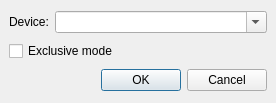
Qt form qmmp/src/plugins/Output/wasapi/settingsdialog.ui (Greedysky/TTKMusicPlayer) before a commit.
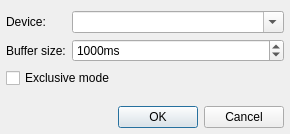
The same form after that commit.

Commit message: feat: Add buffer size in wasapi module[206721]

```diff
--- a/qmmp/src/plugins/Output/wasapi/settingsdialog.ui
+++ b/qmmp/src/plugins/Output/wasapi/settingsdialog.ui
@@ -6,61 +6,23 @@
    <rect>
     <x>0</x>
     <y>0</y>
-    <width>276</width>
-    <height>103</height>
+    <width>290</width>
+    <height>134</height>
    </rect>
   </property>
-  <property name="minimumSize">
-   <size>
-    <width>276</width>
-    <height>103</height>
-   </size>
-  </property>
-  <property name="maximumSize">
-   <size>
-    <width>276</width>
-    <height>103</height>
-   </size>
-  </property>
   <property name="windowTitle">
    <string>WASAPI Plugin Settings</string>
   </property>
-  <layout class="QGridLayout">
+  <layout class="QFormLayout" name="formLayout">
    <property name="leftMargin">
-    <number>9</number>
-   </property>
-   <property name="topMargin">
-    <number>9</number>
+    <number>6</number>
    </property>
    <property name="rightMargin">
-    <number>9</number>
+    <number>6</number>
    </property>
    <property name="bottomMargin">
-    <number>9</number>
-   </property>
-   <property name="spacing">
     <number>6</number>
    </property>
-   <item row="2" column="0" colspan="3">
-    <widget class="QDialogButtonBox" name="buttonBox">
-     <property name="standardButtons">
-      <set>QDialogButtonBox::Cancel|QDialogButtonBox::Ok</set>
-     </property>
-    </widget>
-   </item>
-   <item row="0" column="1" colspan="2">
-    <widget class="QComboBox" name="deviceComboBox">
-     <property name="sizePolicy">
-      <sizepolicy hsizetype="Expanding" vsizetype="Fixed">
-       <horstretch>0</horstretch>
-       <verstretch>0</verstretch>
-      </sizepolicy>
-     </property>
-     <property name="editable">
-      <bool>true</bool>
-     </property>
-    </widget>
-   </item>
    <item row="0" column="0">
     <widget class="QLabel" name="label">
      <property name="sizePolicy">
@@ -74,7 +36,43 @@
      </property>
     </widget>
    </item>
-   <item row="1" column="0" colspan="3">
+   <item row="0" column="1">
+    <widget class="QComboBox" name="deviceComboBox">
+     <property name="sizePolicy">
+      <sizepolicy hsizetype="Expanding" vsizetype="Fixed">
+       <horstretch>0</horstretch>
+       <verstretch>0</verstretch>
+      </sizepolicy>
+     </property>
+     <property name="editable">
+      <bool>true</bool>
+     </property>
+    </widget>
+   </item>
+   <item row="1" column="0">
+    <widget class="QLabel" name="label_2">
+     <property name="text">
+      <string>Buffer size:</string>
+     </property>
+    </widget>
+   </item>
+   <item row="1" column="1">
+    <widget class="QSpinBox" name="bufferSizeSpinBox">
+     <property name="suffix">
+      <string>ms</string>
+     </property>
+     <property name="minimum">
+      <number>500</number>
+     </property>
+     <property name="maximum">
+      <number>6000</number>
+     </property>
+     <property name="value">
+      <number>1000</number>
+     </property>
+    </widget>
+   </item>
+   <item row="2" column="0" colspan="2">
     <widget class="QCheckBox" name="exclusiveModeCheckBox">
      <property name="focusPolicy">
       <enum>Qt::NoFocus</enum>
@@ -84,6 +82,26 @@
      </property>
     </widget>
    </item>
+   <item row="4" column="0" colspan="2">
+    <widget class="QDialogButtonBox" name="buttonBox">
+     <property name="standardButtons">
+      <set>QDialogButtonBox::Cancel|QDialogButtonBox::Ok</set>
+     </property>
+    </widget>
+   </item>
+   <item row="3" column="0" colspan="2">
+    <spacer name="verticalSpacer">
+     <property name="orientation">
+      <enum>Qt::Vertical</enum>
+     </property>
+     <property name="sizeHint" stdset="0">
+      <size>
+       <width>20</width>
+       <height>40</height>
+      </size>
+     </property>
+    </spacer>
+   </item>
   </layout>
  </widget>
  <resources/>
```
Left out of the diff: 7 changed lines with no effect on the pictures. The commit also changes 3 other files.
